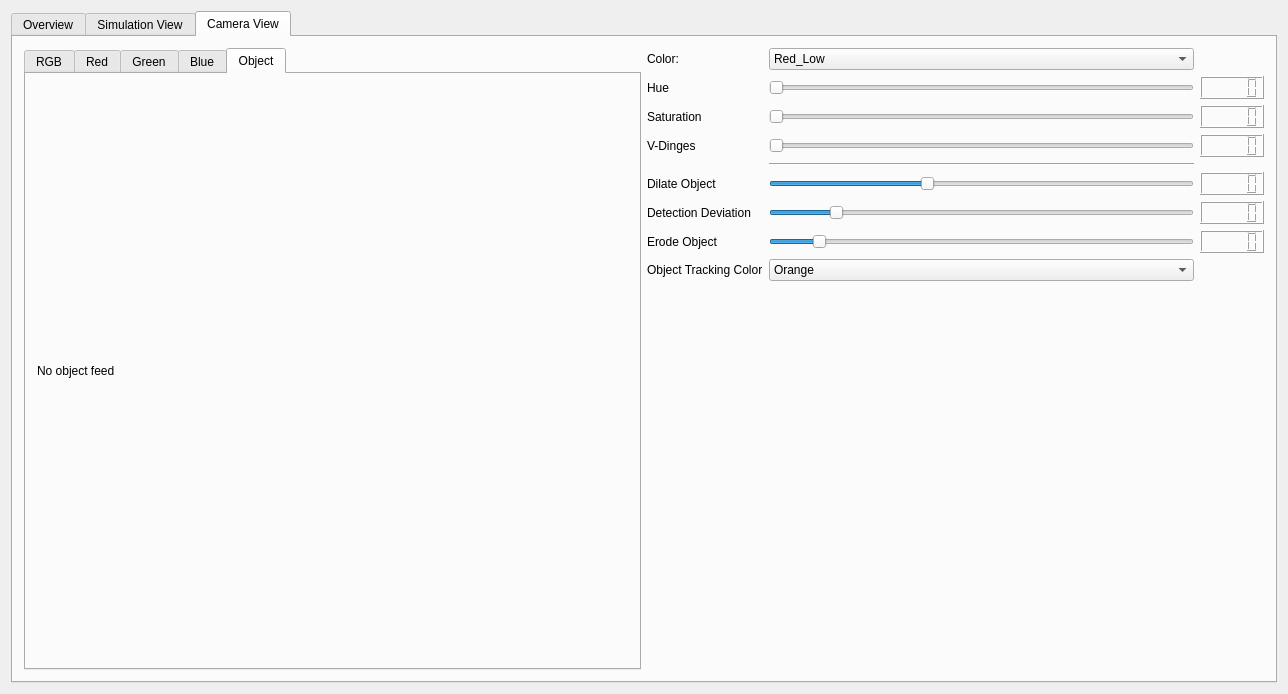
Above: Server-application/user_interface/mainwindow.ui from RemcoMusic/Server-application before the change. Below: the same form after it.
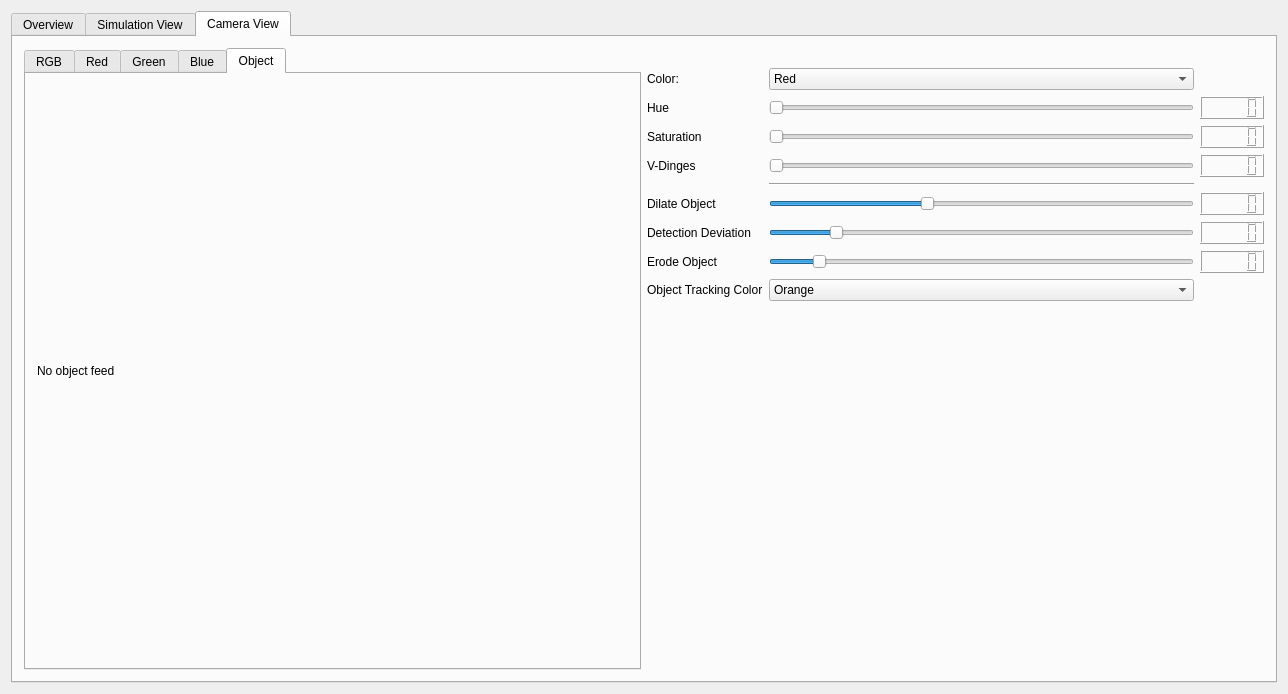
That is the form after the change. Custom widgets are drawn as their Qt base class.

Commit message: changed color sliders

```diff
--- a/Server-application/user_interface/mainwindow.ui
+++ b/Server-application/user_interface/mainwindow.ui
@@ -650,6 +650,27 @@
         </item>
         <item>
          <layout class="QVBoxLayout" name="verticalLayout_6">
+          <item>
+           <layout class="QHBoxLayout" name="horizontalLayout_7">
+            <property name="sizeConstraint">
+             <enum>QLayout::SetMinimumSize</enum>
+            </property>
+            <item>
+             <widget class="QLabel" name="lowerColor">
+              <property name="text">
+               <string/>
+              </property>
+             </widget>
+            </item>
+            <item>
+             <widget class="QLabel" name="upperColor">
+              <property name="text">
+               <string/>
+              </property>
+             </widget>
+            </item>
+           </layout>
+          </item>
           <item>
            <layout class="QGridLayout" name="gridLayout">
             <item row="6" column="3">
@@ -664,7 +685,7 @@
             <item row="1" column="2">
              <widget class="QSlider" name="sliderHue">
               <property name="maximum">
-               <number>179</number>
+               <number>180</number>
               </property>
               <property name="orientation">
                <enum>Qt::Horizontal</enum>
@@ -681,7 +702,7 @@
               </property>
               <item>
                <property name="text">
-                <string>Red_Low</string>
+                <string>Red</string>
                </property>
               </item>
               <item>
@@ -925,6 +946,13 @@
   </widget>
  </widget>
  <layoutdefault spacing="6" margin="11"/>
+ <customwidgets>
+  <customwidget>
+   <class>RangeSlider</class>
+   <extends>QSlider</extends>
+   <header>rangeslider.h</header>
+  </customwidget>
+ </customwidgets>
  <resources/>
  <connections>
   <connection>
```
Left out of the diff: 46 changed lines with no effect on the pictures. The commit also changes 6 other files.
